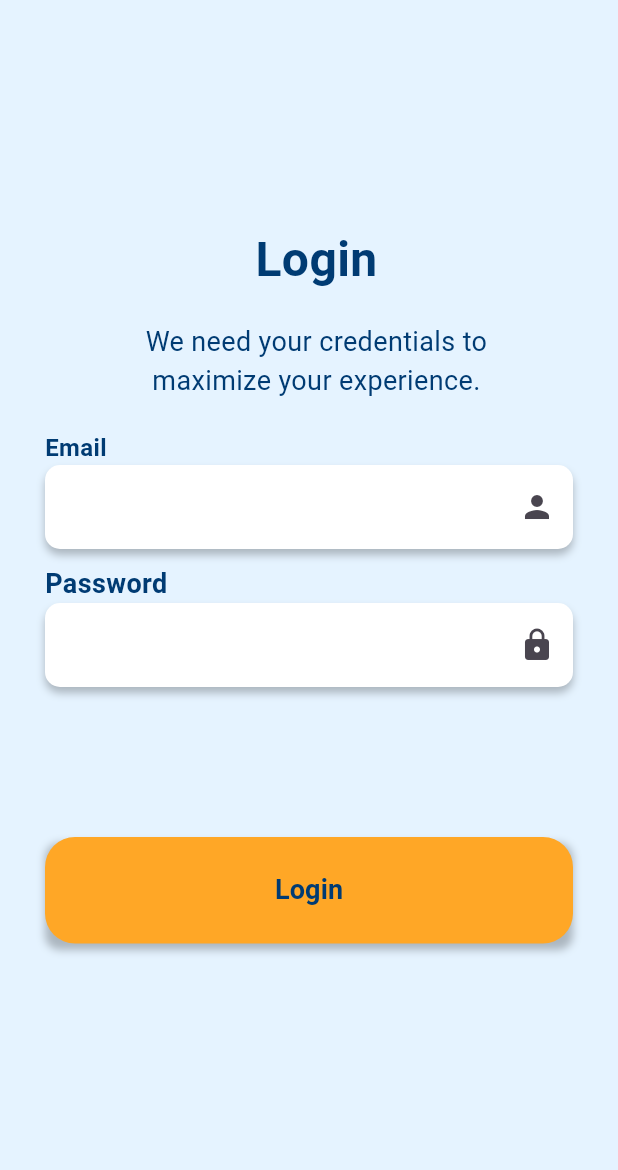
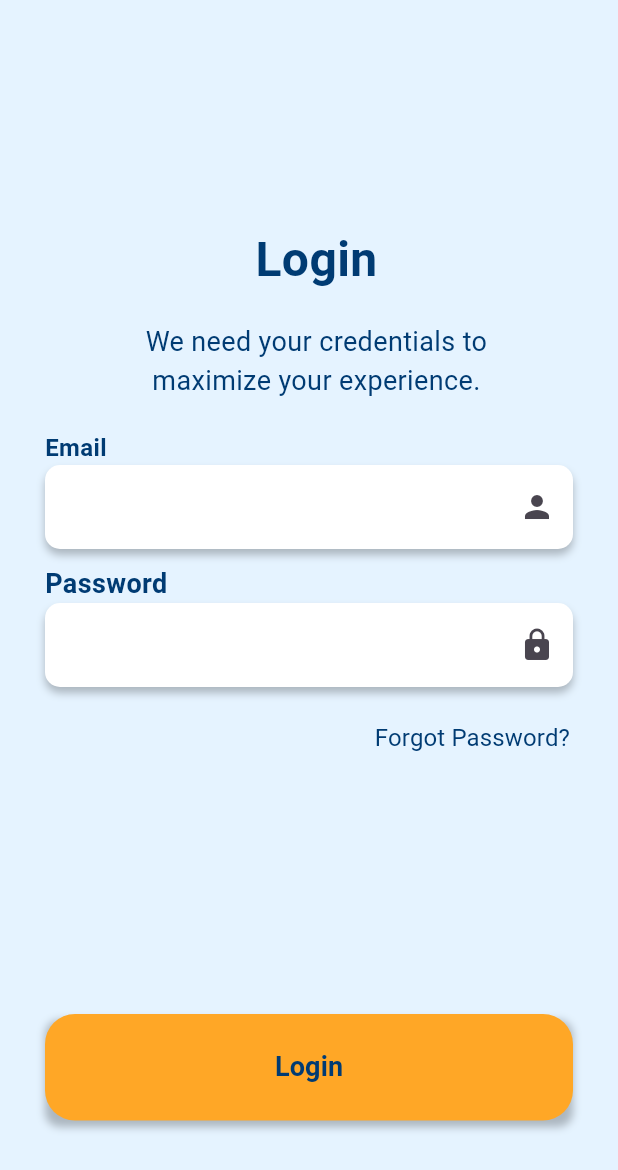
Before and after one commit to void018/path, a Flutter app: the screen it shows after launch, on a phone screen of 412 x 824 dp. Shown: the top 1170 px of the screen. Run offline on Flutter 3.47's test engine with Material 3 defaults, Android fonts, the phone set to English and light mode, and no system bars; our stand-ins replace flutter_map, latlong2, location; missing offline and left inert: flutter_map_location_marker; Roboto replaces fonts that are missing (inter).

Commit message:
sign-in-screen done

```diff
--- a/lib/screens/sign_in_screen.dart
+++ b/lib/screens/sign_in_screen.dart
@@ -167,13 +167,37 @@ password text field
 /*
 
 
+forget password text
+
+
+*/
+          Padding(
+            padding: const EdgeInsets.fromLTRB(10, 10, 20, 0),
+            child: Align(
+              alignment: Alignment.centerRight,
+              child: TextButton(
+                onPressed: () {},
+                child: Text(
+                  'Forgot Password?',
+                  style: TextStyle(
+                    color: Color.fromARGB(255, 0, 59, 115),
+                    fontSize: 16,
+                    fontWeight: FontWeight.w400,
+                  ),
+                ),
+              ),
+            ),
+          ),
+/*
+
+
 Button with dropshadow
 
 
 */
           Padding(
             padding: const EdgeInsets.fromLTRB(
-                30, 100, 30, 0), // Reduce horizontal padding
+                30, 160, 30, 0), // Reduce horizontal padding
             child: SizedBox(
               width: double.infinity, // Stretch to fill available width
               height: 71,
```
